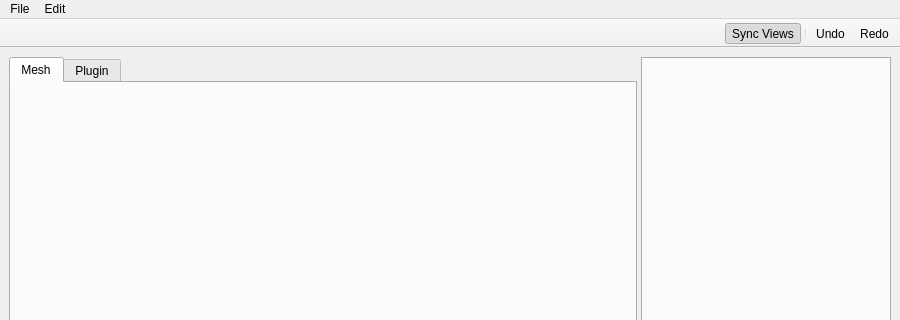
sikessle/subvis, file SubVis/app/view/mainwindow.ui: the form before one commit; both pictures show x 0 to 900 and y 0 to 320 of the 900 by 700 pixel window.
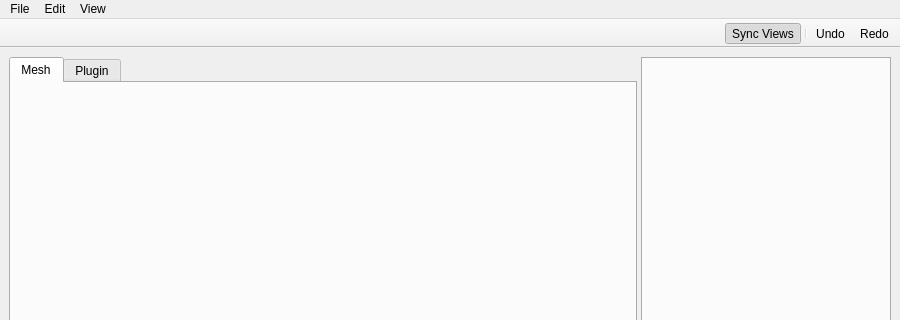
The form after the commit. Icons and pictures are not drawn.

Commit message: toggle splitscreen option

What changed in the file:
```diff
--- a/SubVis/app/view/mainwindow.ui
+++ b/SubVis/app/view/mainwindow.ui
@@ -155,8 +155,16 @@
     <addaction name="action_undo"/>
     <addaction name="action_redo"/>
    </widget>
+   <widget class="QMenu" name="menuView">
+    <property name="title">
+     <string>View</string>
+    </property>
+    <addaction name="action_sync_views"/>
+    <addaction name="action_toggle_splitscreen"/>
+   </widget>
    <addaction name="menu_file"/>
    <addaction name="menu_edit"/>
+   <addaction name="menuView"/>
   </widget>
   <action name="action_load">
    <property name="icon">
```
Left out of the diff: 20 changed lines with no effect on the pictures. The commit also changes 2 other files.
